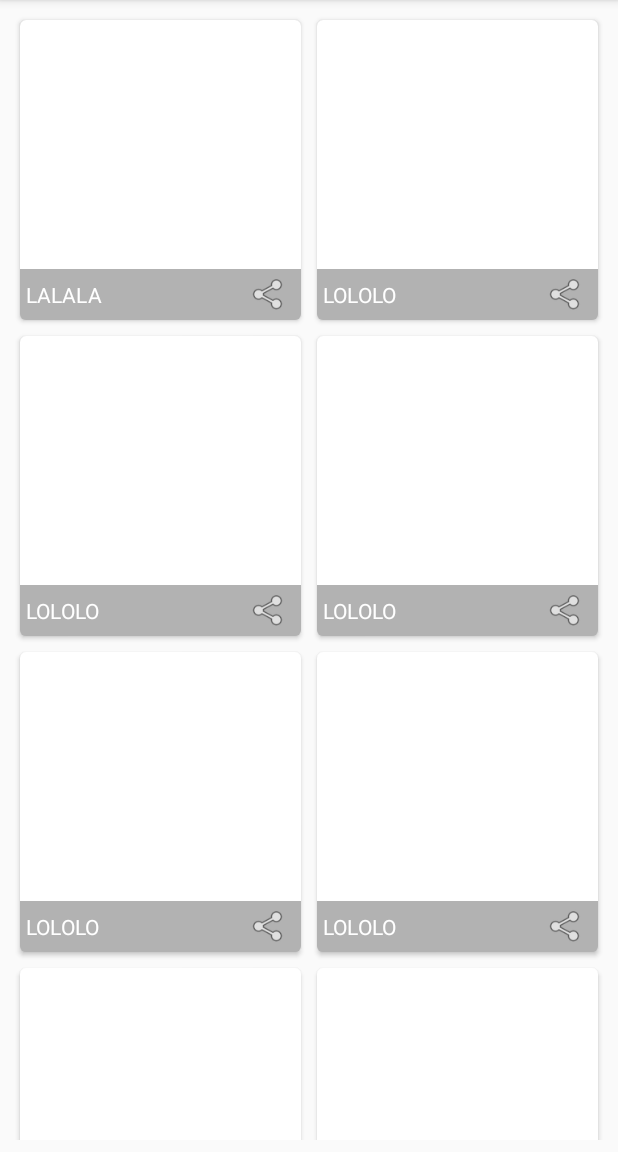
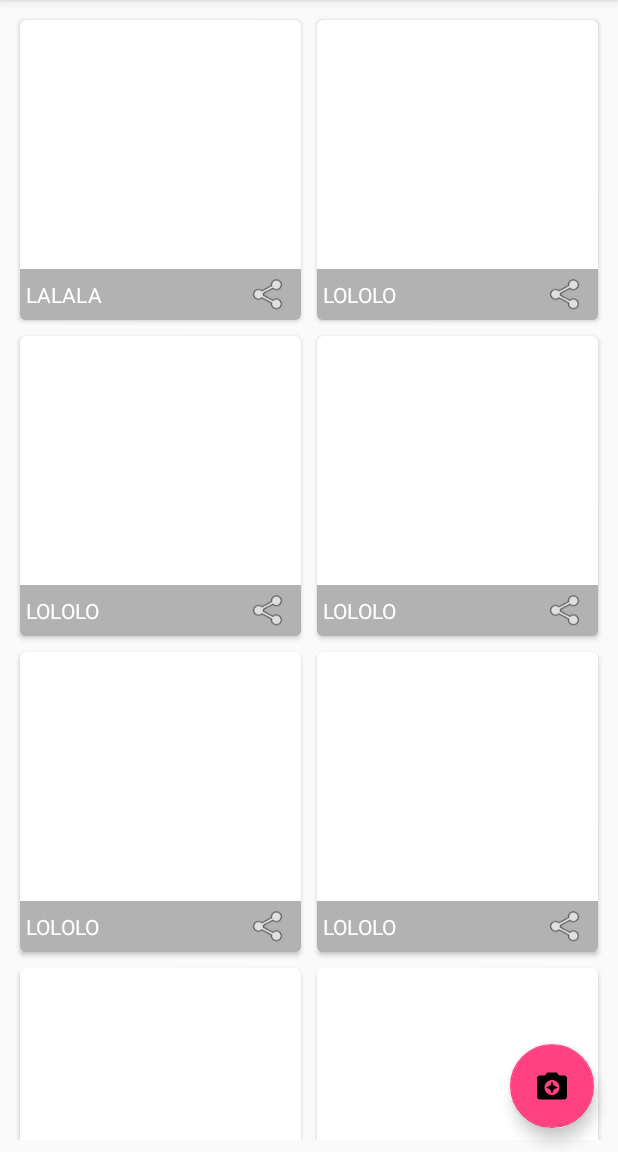
Before and after one commit to EarlOfEgo/stopmotion, an Android app: the screen it shows after launch (ImageList), on a phone screen of 412 x 824 dp, the part 84-1236 px from its top. Run offline under Robolectric (Android 15) with nearby library versions, the phone set to English and light mode, and no system bars.

Commit message:
Added fab + activity for creating new image

```diff
--- a/app/build.gradle
+++ b/app/build.gradle
@@ -33,6 +33,8 @@ dependencies {
     compile "com.android.support:recyclerview-v7:$support_lib_version"
     compile "com.android.support:cardview-v7:$support_lib_version"
 
+    compile "com.android.support:design:$support_lib_version"
+
     compile 'com.github.bumptech.glide:glide:3.7.0'
 }
 buildscript {
--- a/app/src/main/AndroidManifest.xml
+++ b/app/src/main/AndroidManifest.xml
@@ -23,6 +23,7 @@
         </activity>
 
         <activity android:name=".list.ImageList" />
+        <activity android:name=".create.CreateNewImage" />
     </application>
 
 </manifest>
--- /dev/null
+++ b/app/src/main/java/com/sthagios/stopmotion/create/CreateNewImage.kt
@@ -0,0 +1,12 @@
+package com.sthagios.stopmotion.create
+
+import android.support.v7.app.AppCompatActivity
+
+/**
+ * Stopmotion
+ *
+ * @author  stephan
+ * @since   14.05.16
+ */
+class CreateNewImage : AppCompatActivity() {
+}
--- /dev/null
+++ b/app/src/main/java/com/sthagios/stopmotion/image/imageprovider/ImageProvider.kt
@@ -0,0 +1,12 @@
+package com.sthagios.stopmotion.image.imageprovider
+
+/**
+ * Stopmotion
+ *
+ * @author  stephan
+ * @since   14.05.16
+ */
+interface ImageProvider {
+
+    fun listImages(): List<Integer>
+}
--- a/app/src/main/java/com/sthagios/stopmotion/list/ImageList.kt
+++ b/app/src/main/java/com/sthagios/stopmotion/list/ImageList.kt
@@ -4,6 +4,8 @@ import android.os.Bundle
 import android.support.v7.app.AppCompatActivity
 import android.support.v7.widget.GridLayoutManager
 import com.sthagios.stopmotion.R
+import com.sthagios.stopmotion.create.CreateNewImage
+import com.sthagios.stopmotion.utils.startActivity
 import kotlinx.android.synthetic.main.activity_image_list.*
 
 /**
@@ -45,8 +47,12 @@ class ImageList : AppCompatActivity() {
 
         recyclerViewImageList.adapter = adapter
 
-
         recyclerViewImageList.addItemDecoration(ItemDecorator())
 
+        fab.setOnClickListener({ view -> createNewImage() })
+    }
+
+    private fun createNewImage() {
+        startActivity<CreateNewImage>()
     }
 }
--- a/app/src/main/res/layout/activity_image_list.xml
+++ b/app/src/main/res/layout/activity_image_list.xml
@@ -1,5 +1,5 @@
 <?xml version="1.0" encoding="utf-8"?>
-<LinearLayout xmlns:android="http://schemas.android.com/apk/res/android"
+<android.support.design.widget.CoordinatorLayout xmlns:android="http://schemas.android.com/apk/res/android"
     android:layout_width="match_parent"
     android:layout_height="match_parent">
 
@@ -11,4 +11,14 @@
         android:scrollbars="vertical">
 
     </android.support.v7.widget.RecyclerView>
-</LinearLayout>
+
+    <android.support.design.widget.FloatingActionButton
+        android:id="@+id/fab"
+        android:layout_width="wrap_content"
+        android:layout_height="wrap_content"
+        android:layout_gravity="end|bottom"
+        android:layout_margin="16dp"
+        android:elevation="4dp"
+        android:src="@drawable/ic_camera_enhance_black_24dp" />
+
+</android.support.design.widget.CoordinatorLayout>
--- a/app/src/main/res/layout/image_list_item.xml
+++ b/app/src/main/res/layout/image_list_item.xml
@@ -21,34 +21,34 @@
             android:padding="4dp">
 
             <ImageView
+                android:id="@+id/share_button"
+                android:layout_width="34dp"
+                android:layout_height="match_parent"
+                android:layout_alignParentEnd="true"
                 android:background="?attr/selectableItemBackgroundBorderless"
                 android:clickable="true"
-                android:id="@+id/share_button"
-                android:layout_width="34dp"
-                android:layout_height="34dp"
-                android:layout_alignParentEnd="true"
                 android:src="@android:drawable/ic_menu_share" />
 
             <TextView
-                android:layout_alignParentStart="true"
-                android:maxLines="1"
-                android:ellipsize="end"
                 android:id="@+id/image_text"
                 android:layout_width="match_parent"
+                android:layout_height="match_parent"
+                android:layout_alignParentStart="true"
+                android:layout_toStartOf="@+id/share_button"
+                android:ellipsize="end"
                 android:gravity="center_vertical"
-                android:layout_height="match_parent"
+                android:maxLines="1"
                 android:textColor="#ffffff"
-                android:layout_toStartOf="@+id/share_button"
                 tools:text="BLA LBA" />
 
         </RelativeLayout>
 
         <ImageView
+            android:id="@+id/image_view"
+            android:layout_width="match_parent"
+            android:layout_height="match_parent"
             android:layout_above="@+id/info_layout"
-            android:id="@+id/image_view"
-            android:layout_alignParentTop="true"
-            android:layout_width="match_parent"
-            android:layout_height="match_parent" />
+            android:layout_alignParentTop="true" />
 
     </RelativeLayout>
 </android.support.v7.widget.CardView>
```
Also changed, not shown: app/src/main/res/drawable-hdpi/ic_camera_enhance_black_24dp.png (added), app/src/main/res/drawable-mdpi/ic_camera_enhance_black_24dp.png (added), app/src/main/res/drawable-xhdpi/ic_camera_enhance_black_24dp.png (added), app/src/main/res/drawable-xxhdpi/ic_camera_enhance_black_24dp.png (added), app/src/main/res/drawable-xxxhdpi/ic_camera_enhance_black_24dp.png (added).
